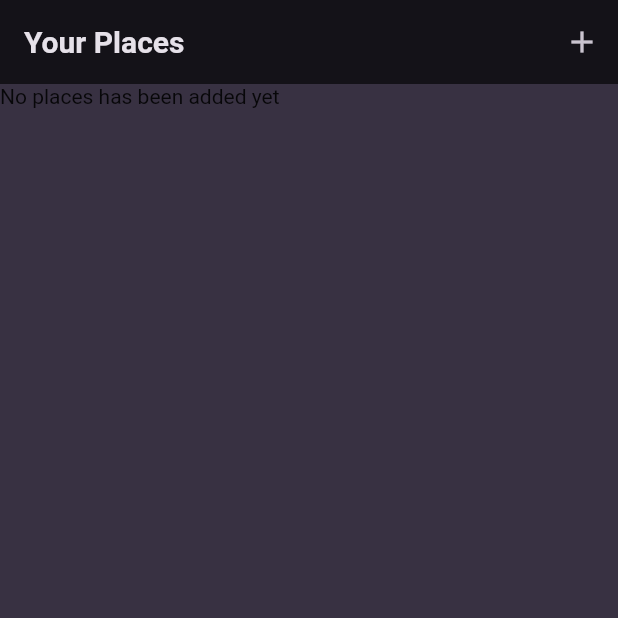
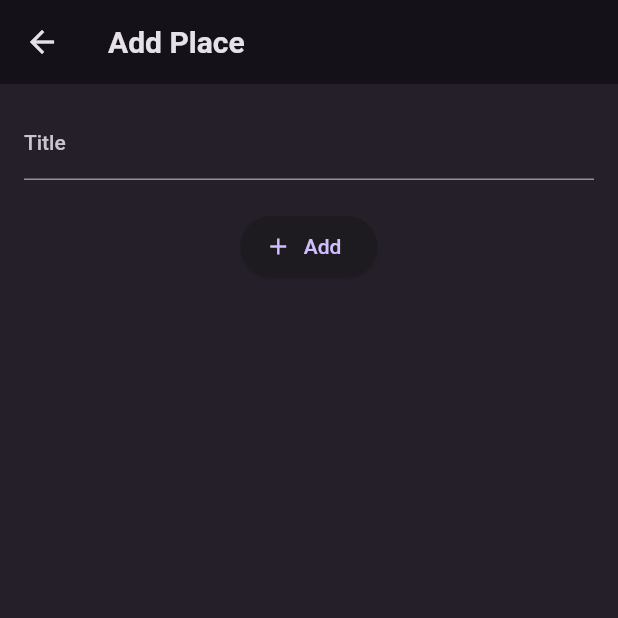
Before and after one commit to VibhashMinz/roam-rover, a Flutter app: the screen it shows after launch, after a tap on the "add" icon, on a phone screen of 412 x 824 dp, the top half of it. Run offline on Flutter 3.47's test engine with Material 2 defaults, Android fonts, the phone set to English and light mode, and no system bars; our stand-ins replace google_fonts.

Commit message:
pod update along with add screen UI

```diff
--- a/roam_rover/lib/main.dart
+++ b/roam_rover/lib/main.dart
@@ -15,6 +15,7 @@ class MyApp extends StatelessWidget {
   @override
   Widget build(BuildContext context) {
     return MaterialApp(
+      debugShowCheckedModeBanner: false,
       title: 'Roam Rover',
       theme: theme,
       home: const PlacesScreen(),
--- a/roam_rover/lib/utils/themes.dart
+++ b/roam_rover/lib/utils/themes.dart
@@ -4,7 +4,7 @@ import 'package:google_fonts/google_fonts.dart';
 
 final colorScheme = ColorScheme.fromSeed(
     seedColor: const Color.fromARGB(255, 102, 6, 247),
-    background: const Color.fromARGB(255, 56, 49, 66),
+    background: const Color.fromARGB(255, 37, 31, 42),
     brightness: Brightness.dark);
 
 final theme = ThemeData().copyWith(
--- /dev/null
+++ b/roam_rover/lib/views/add_new_place_screen.dart
@@ -0,0 +1,53 @@
+import 'package:flutter/material.dart';
+
+class AddPlacesScreen extends StatefulWidget {
+  const AddPlacesScreen({super.key});
+
+  @override
+  State<AddPlacesScreen> createState() {
+    return _AddPlacesScreen();
+  }
+}
+
+class _AddPlacesScreen extends State<AddPlacesScreen> {
+  final TextEditingController _titleController = TextEditingController();
+  final FocusNode _titleFocusNode = FocusNode();
+
+  @override
+  void dispose() {
+    _titleController.dispose();
+    _titleFocusNode.dispose();
+    super.dispose();
+  }
+
+  @override
+  Widget build(BuildContext context) {
+    return Scaffold(
+      appBar: AppBar(
+        title: const Text('Add Place'),
+      ),
+      body: SingleChildScrollView(
+        padding: const EdgeInsets.all(16),
+        child: Column(
+          children: [
+            TextField(
+              decoration: const InputDecoration(
+                label: Text('Title'),
+              ),
+              controller: _titleController,
+              focusNode: _titleFocusNode,
+              style:
+                  TextStyle(color: Theme.of(context).colorScheme.onBackground),
+            ),
+            const SizedBox(height: 20),
+            ElevatedButton.icon(
+              onPressed: () {},
+              icon: const Icon(Icons.add),
+              label: const Text('Add'),
+            ),
+          ],
+        ),
+      ),
+    );
+  }
+}
--- a/roam_rover/lib/views/places_screen.dart
+++ b/roam_rover/lib/views/places_screen.dart
@@ -1,4 +1,5 @@
 import 'package:flutter/material.dart';
+import 'package:roam_rover/views/add_new_place_screen.dart';
 
 import '../widgets/places_widget.dart';
 
@@ -10,7 +11,17 @@ class PlacesScreen extends StatelessWidget {
     return Scaffold(
       appBar: AppBar(
         title: const Text("Your Places"),
-        actions: [IconButton(onPressed: () {}, icon: const Icon(Icons.add))],
+        actions: [
+          IconButton(
+              onPressed: () {
+                Navigator.of(context).push(
+                  MaterialPageRoute(
+                    builder: (_) => const AddPlacesScreen(),
+                  ),
+                );
+              },
+              icon: const Icon(Icons.add))
+        ],
       ),
       body: const PlacesWidget(
         places: [],
--- a/roam_rover/lib/widgets/places_widget.dart
+++ b/roam_rover/lib/widgets/places_widget.dart
@@ -9,7 +9,15 @@ class PlacesWidget extends StatelessWidget {
   @override
   Widget build(BuildContext context) {
     if (places.isEmpty) {
-      return const Text('No places has been added yet');
+      return Center(
+        child: Text(
+          'No places has been added yet',
+          style: Theme.of(context)
+              .textTheme
+              .bodyLarge!
+              .copyWith(color: Theme.of(context).colorScheme.onBackground),
+        ),
+      );
     }
     return ListView.builder(
         itemCount: places.length,
```
Also changed, not shown: roam_rover/lib/views/places_detail_screen.dart (added), roam_rover/pubspec.lock, 4 other files.
